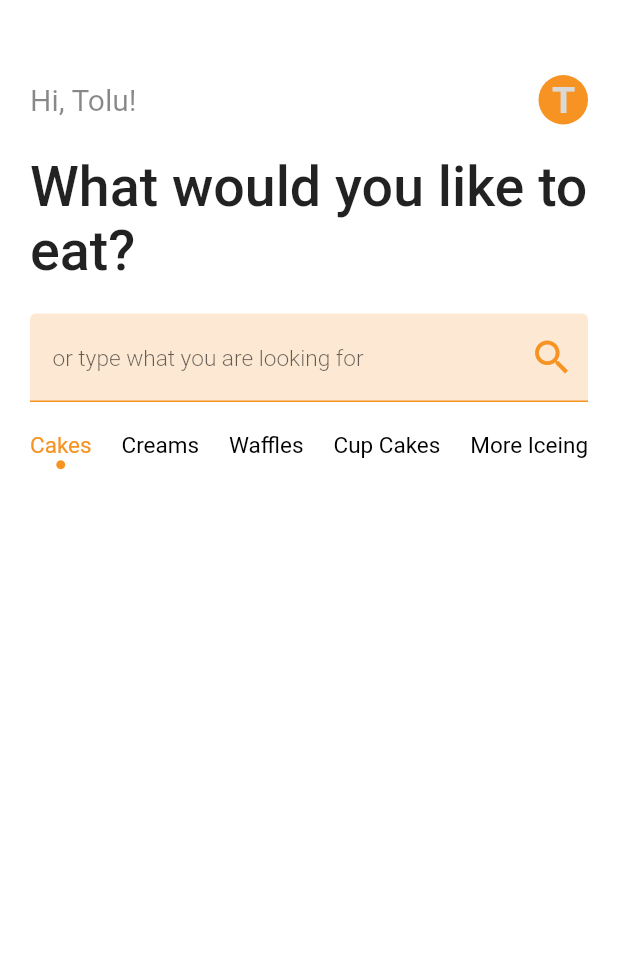
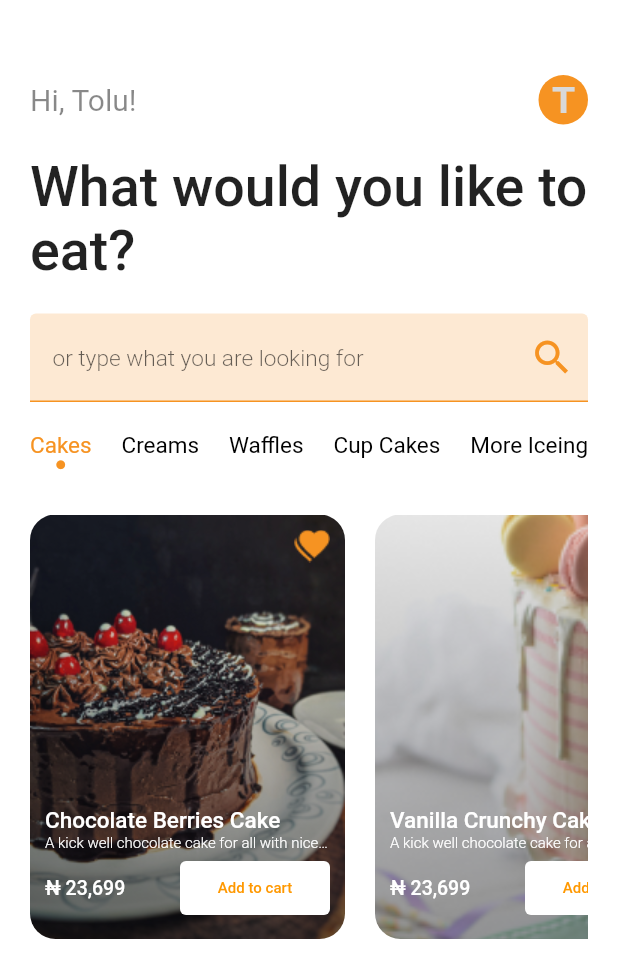
Before and after one commit to ayoolat/pastries, a Flutter app: the DashboardScreen screen opened by its route, on a phone screen of 412 x 824 dp. Shown: the top 978 px of the screen. Run offline on Flutter 3.47's test engine with Material 2 defaults, Android fonts, the phone set to English and light mode, and no system bars; our stand-ins replace pinput.

Commit message:
Completed default cakes card

```diff
--- a/lib/screens/dashboard.dart
+++ b/lib/screens/dashboard.dart
@@ -2,8 +2,10 @@ import 'package:flutter/cupertino.dart';
 import 'package:flutter/material.dart';
 import 'package:pastries/utils/config/colors.dart';
 
+import '../utils/config/images.dart';
 import '../utils/constants.dart';
 import '../widgets/CategoriesNavitionBar.dart';
+import '../widgets/MainCakeCard.dart';
 
 class DashboardScreen extends StatefulWidget {
   const DashboardScreen({Key? key}) : super(key: key);
@@ -125,14 +127,27 @@ class _DashboardScreenState extends State<DashboardScreen> {
               const SizedBox(
                 height: 30,
               ),
-              Row(
-                children: [
-                  SizedBox(
-                    height: 283,
-                    width: 210,
-                  )
-                ],
-              )
+              SingleChildScrollView(
+                scrollDirection: Axis.horizontal,
+                child: Row(
+                  children: const [
+                    MainCakeCard(
+                      image: AppImages.dashboardImage1,
+                      heading: "Chocolate Berries Cake",
+                      price: "₦ 23,699",
+                      body:
+                          "A kick well chocolate cake for all with nice berries.",
+                    ),
+                    MainCakeCard(
+                      image: AppImages.dashboardImage2,
+                      heading: "Vanilla Crunchy Cake",
+                      price: "₦ 23,699",
+                      body:
+                          "A kick well chocolate cake for all with nice berries.",
+                    )
+                  ],
+                ),
+              ),
             ],
           ),
         ),
--- a/lib/utils/config/images.dart
+++ b/lib/utils/config/images.dart
@@ -13,6 +13,7 @@ class AppImages {
   static const dashboardImage1 = _Image('chocolateCakeImage.png');
   static const dashboardImage2 = _Image('vanillaCakeImage.png');
   static const newThisWeek = _Image('authBackground.png');
+  static const heartIcon = _Image('heartIcon.png');
   static const bestSeller = _Image('authBackground.png');
   static const cheapTrills = _Image('authBackground.png');
   static const combinedMixtures = _Image('authBackground.png');
@@ -21,5 +22,8 @@ class AppImages {
     await precacheImage(background, context);
     await precacheImage(logo, context);
     await precacheImage(authBackground, context);
+    await precacheImage(dashboardImage1, context);
+    await precacheImage(dashboardImage2, context);
+    await precacheImage(heartIcon, context);
   }
 }
--- a/lib/utils/constants.dart
+++ b/lib/utils/constants.dart
@@ -39,6 +39,26 @@ const kDashboardHeading = TextStyle(
   fontWeight: FontWeight.w400,
   color: AppColors.textGrey,
 );
+const kCakeCardHeading = TextStyle(
+  fontSize: 15,
+  fontWeight: FontWeight.w500,
+  color: Colors.white,
+);
+const kCakeCardBody = TextStyle(
+  fontSize: 10,
+  fontWeight: FontWeight.w300,
+  color: Colors.white,
+);
+const kCakeCardPrice = TextStyle(
+  fontSize: 13,
+  fontWeight: FontWeight.w500,
+  color: Colors.white,
+);
+const kCakeCardButton = TextStyle(
+  fontSize: 10,
+  fontWeight: FontWeight.w500,
+  color: Colors.orange,
+);
 kBackgroundImage(ImageProvider appImages) => BoxDecoration(
       image: DecorationImage(image: appImages, fit: BoxFit.fill),
     );
--- /dev/null
+++ b/lib/widgets/MainCakeCard.dart
@@ -0,0 +1,95 @@
+import 'package:flutter/cupertino.dart';
+import 'package:flutter/material.dart';
+
+import '../utils/config/colors.dart';
+import '../utils/config/images.dart';
+import '../utils/constants.dart';
+
+class MainCakeCard extends StatelessWidget {
+  final AssetImage image;
+  final String heading;
+  final String price;
+  final String body;
+  const MainCakeCard(
+      {Key? key,
+      required this.image,
+      required this.heading,
+      required this.body,
+      required this.price})
+      : super(key: key);
+
+  @override
+  Widget build(BuildContext context) {
+    return Container(
+      margin: const EdgeInsets.only(right: 20.0),
+      height: 283,
+      width: 210,
+      decoration: BoxDecoration(
+        image: DecorationImage(
+          image: image,
+          fit: BoxFit.fitWidth,
+        ),
+        borderRadius: const BorderRadius.all(
+          Radius.circular(17),
+        ),
+      ),
+      child: Padding(
+        padding: const EdgeInsets.all(10.0),
+        child: Column(
+          mainAxisAlignment: MainAxisAlignment.spaceBetween,
+          children: [
+            const Align(
+              alignment: Alignment.topRight,
+              child: Image(image: AppImages.heartIcon),
+            ),
+            Column(
+              children: [
+                Align(
+                  alignment: Alignment.topLeft,
+                  child: Text(
+                    heading,
+                    style: kCakeCardHeading,
+                    overflow: TextOverflow.ellipsis,
+                  ),
+                ),
+                Text(
+                  body,
+                  style: kCakeCardBody,
+                  overflow: TextOverflow.ellipsis,
+                ),
+                Row(
+                  mainAxisAlignment: MainAxisAlignment.spaceBetween,
+                  children: [
+                    Text(
+                      price,
+                      style: kCakeCardPrice,
+                    ),
+                    ButtonTheme(
+                      child: TextButton(
+                        onPressed: () {
+                          print("");
+                        },
+                        style: ButtonStyle(
+                          fixedSize: MaterialStateProperty.all(
+                            const Size(100, 10),
+                          ),
+                          backgroundColor: MaterialStateProperty.all(
+                            AppColors.white,
+                          ),
+                        ),
+                        child: const Text(
+                          "Add to cart",
+                          style: kCakeCardButton,
+                        ),
+                      ),
+                    )
+                  ],
+                )
+              ],
+            )
+          ],
+        ),
+      ),
+    );
+  }
+}
```
Also changed, not shown: images/heartIcon.png (added).
